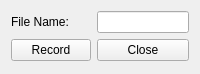
First picture: the form in VideoRecordControlWidget/videorecordcontrolwidget.ui, repository ugurkbc/USBCameraVideoPlayer, before the edit.
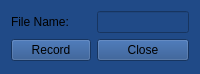
Second picture: the form after the edit.

```diff
--- a/VideoRecordControlWidget/videorecordcontrolwidget.ui
+++ b/VideoRecordControlWidget/videorecordcontrolwidget.ui
@@ -19,6 +19,9 @@
   <property name="windowTitle">
    <string>Form</string>
   </property>
+  <property name="styleSheet">
+   <string notr="true">background-color: rgb(32, 74, 135);</string>
+  </property>
   <layout class="QGridLayout" name="gridLayout">
    <item row="0" column="1">
     <widget class="QLineEdit" name="lineEdit_file_name">
```
